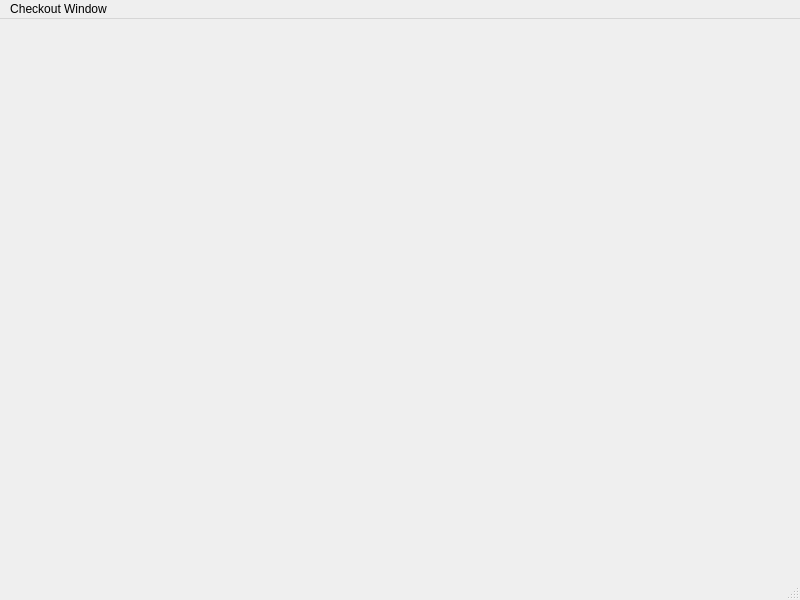
ahmettlevent/cafeYonetim, file checkoutwindow.ui: the form before one commit.
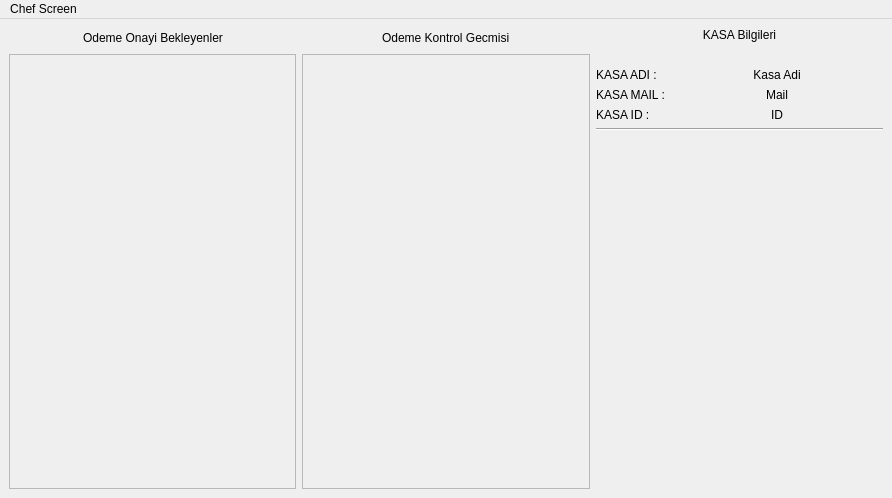
The form after the commit.

What changed in the file:
```diff
--- a/checkoutwindow.ui
+++ b/checkoutwindow.ui
@@ -6,31 +6,296 @@
    <rect>
     <x>0</x>
     <y>0</y>
-    <width>800</width>
-    <height>600</height>
+    <width>892</width>
+    <height>498</height>
    </rect>
   </property>
   <property name="windowTitle">
    <string>CafeSiparis</string>
   </property>
-  <widget class="QWidget" name="centralwidget"/>
+  <widget class="QWidget" name="centralwidget">
+   <layout class="QHBoxLayout" name="horizontalLayout_2">
+    <item>
+     <layout class="QVBoxLayout" name="verticalLayout_2">
+      <item>
+       <layout class="QHBoxLayout" name="horizontalLayout_6">
+        <item>
+         <spacer name="horizontalSpacer_4">
+          <property name="orientation">
+           <enum>Qt::Horizontal</enum>
+          </property>
+          <property name="sizeHint" stdset="0">
+           <size>
+            <width>40</width>
+            <height>20</height>
+           </size>
+          </property>
+         </spacer>
+        </item>
+        <item>
+         <widget class="QLabel" name="label_9">
+          <property name="text">
+           <string>Odeme Onayi Bekleyenler</string>
+          </property>
+         </widget>
+        </item>
+        <item>
+         <spacer name="horizontalSpacer_5">
+          <property name="orientation">
+           <enum>Qt::Horizontal</enum>
+          </property>
+          <property name="sizeHint" stdset="0">
+           <size>
+            <width>40</width>
+            <height>20</height>
+           </size>
+          </property>
+         </spacer>
+        </item>
+       </layout>
+      </item>
+      <item>
+       <widget class="QScrollArea" name="scrollArea">
+        <property name="widgetResizable">
+         <bool>true</bool>
+        </property>
+        <widget class="QWidget" name="scrollAreaWidgetContents">
+         <property name="geometry">
+          <rect>
+           <x>0</x>
+           <y>0</y>
+           <width>283</width>
+           <height>426</height>
+          </rect>
+         </property>
+         <layout class="QVBoxLayout" name="verticalLayout_6">
+          <item>
+           <layout class="QVBoxLayout" name="verticalLayout_4"/>
+          </item>
+          <item>
+           <spacer name="verticalSpacer_2">
+            <property name="orientation">
+             <enum>Qt::Vertical</enum>
+            </property>
+            <property name="sizeHint" stdset="0">
+             <size>
+              <width>20</width>
+              <height>40</height>
+             </size>
+            </property>
+           </spacer>
+          </item>
+         </layout>
+        </widget>
+       </widget>
+      </item>
+     </layout>
+    </item>
+    <item>
+     <layout class="QVBoxLayout" name="verticalLayout_3">
+      <item>
+       <layout class="QHBoxLayout" name="horizontalLayout">
+        <item>
+         <spacer name="horizontalSpacer_6">
+          <property name="orientation">
+           <enum>Qt::Horizontal</enum>
+          </property>
+          <property name="sizeHint" stdset="0">
+           <size>
+            <width>40</width>
+            <height>20</height>
+           </size>
+          </property>
+         </spacer>
+        </item>
+        <item>
+         <widget class="QLabel" name="label_10">
+          <property name="text">
+           <string>Odeme Kontrol Gecmisi</string>
+          </property>
+         </widget>
+        </item>
+        <item>
+         <spacer name="horizontalSpacer_7">
+          <property name="orientation">
+           <enum>Qt::Horizontal</enum>
+          </property>
+          <property name="sizeHint" stdset="0">
+           <size>
+            <width>40</width>
+            <height>20</height>
+           </size>
+          </property>
+         </spacer>
+        </item>
+       </layout>
+      </item>
+      <item>
+       <widget class="QScrollArea" name="scrollArea_2">
+        <property name="widgetResizable">
+         <bool>true</bool>
+        </property>
+        <widget class="QWidget" name="scrollAreaWidgetContents_2">
+         <property name="geometry">
+          <rect>
+           <x>0</x>
+           <y>0</y>
+           <width>284</width>
+           <height>426</height>
+          </rect>
+         </property>
+         <layout class="QVBoxLayout" name="verticalLayout_7">
+          <item>
+           <layout class="QVBoxLayout" name="verticalLayout_5"/>
+          </item>
+          <item>
+           <spacer name="verticalSpacer_3">
+            <property name="orientation">
+             <enum>Qt::Vertical</enum>
+            </property>
+            <property name="sizeHint" stdset="0">
+             <size>
+              <width>20</width>
+              <height>40</height>
+             </size>
+            </property>
+           </spacer>
+          </item>
+         </layout>
+        </widget>
+       </widget>
+      </item>
+     </layout>
+    </item>
+    <item>
+     <layout class="QVBoxLayout" name="verticalLayout">
+      <item>
+       <widget class="QLabel" name="label">
+        <property name="text">
+         <string>KASA Bilgileri</string>
+        </property>
+        <property name="alignment">
+         <set>Qt::AlignCenter</set>
+        </property>
+       </widget>
+      </item>
+      <item>
+       <spacer name="horizontalSpacer">
+        <property name="orientation">
+         <enum>Qt::Horizontal</enum>
+        </property>
+        <property name="sizeHint" stdset="0">
+         <size>
+          <width>40</width>
+          <height>20</height>
+         </size>
+        </property>
+       </spacer>
+      </item>
+      <item>
+       <layout class="QFormLayout" name="formLayout">
+        <item row="0" column="0">
+         <widget class="QLabel" name="label_2">
+          <property name="text">
+           <string>KASA ADI :</string>
+          </property>
+         </widget>
+        </item>
+        <item row="0" column="1">
+         <widget class="QLabel" name="label_3">
+          <property name="layoutDirection">
+           <enum>Qt::LeftToRight</enum>
+          </property>
+          <property name="text">
+           <string>Kasa Adi</string>
+          </property>
+          <property name="alignment">
+           <set>Qt::AlignCenter</set>
+          </property>
+         </widget>
+        </item>
+        <item row="1" column="0">
+         <widget class="QLabel" name="label_5">
+          <property name="text">
+           <string>KASA MAIL :</string>
+          </property>
+         </widget>
+        </item>
+        <item row="1" column="1">
+         <widget class="QLabel" name="label_4">
+          <property name="layoutDirection">
+           <enum>Qt::LeftToRight</enum>
+          </property>
+          <property name="text">
+           <string>Mail</string>
+          </property>
+          <property name="alignment">
+           <set>Qt::AlignCenter</set>
+          </property>
+         </widget>
+        </item>
+        <item row="2" column="0">
+         <widget class="QLabel" name="label_7">
+          <property name="text">
+           <string>KASA ID :</string>
+          </property>
+         </widget>
+        </item>
+        <item row="2" column="1">
+         <widget class="QLabel" name="label_6">
+          <property name="layoutDirection">
+           <enum>Qt::LeftToRight</enum>
+          </property>
+          <property name="text">
+           <string>ID</string>
+          </property>
+          <property name="alignment">
+           <set>Qt::AlignCenter</set>
+          </property>
+         </widget>
+        </item>
+       </layout>
+      </item>
+      <item>
+       <widget class="Line" name="line">
+        <property name="orientation">
+         <enum>Qt::Horizontal</enum>
+        </property>
+       </widget>
+      </item>
+      <item>
+       <spacer name="verticalSpacer">
+        <property name="orientation">
+         <enum>Qt::Vertical</enum>
+        </property>
+        <property name="sizeHint" stdset="0">
+         <size>
+          <width>20</width>
+          <height>40</height>
+         </size>
+        </property>
+       </spacer>
+      </item>
+     </layout>
+    </item>
+   </layout>
+  </widget>
   <widget class="QMenuBar" name="menubar">
    <property name="geometry">
     <rect>
      <x>0</x>
      <y>0</y>
-     <width>800</width>
+     <width>892</width>
      <height>22</height>
     </rect>
    </property>
-   <widget class="QMenu" name="menuCheckout_Window">
+   <widget class="QMenu" name="menuCheckout_Screen">
     <property name="title">
-     <string>Checkout Window</string>
+     <string>Chef Screen</string>
     </property>
    </widget>
-   <addaction name="menuCheckout_Window"/>
+   <addaction name="menuCheckout_Screen"/>
   </widget>
-  <widget class="QStatusBar" name="statusbar"/>
  </widget>
  <resources/>
  <connections/>
```
